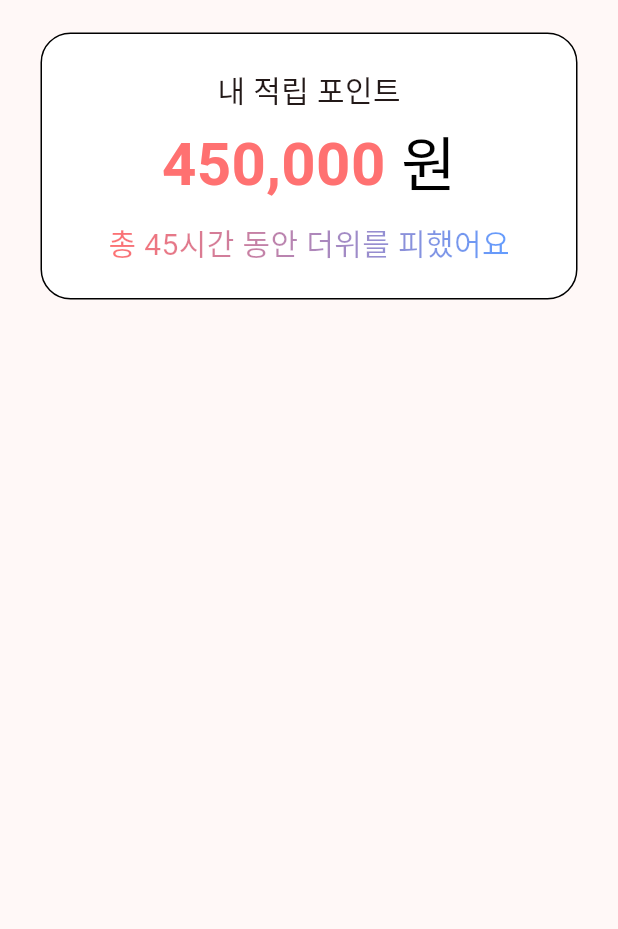
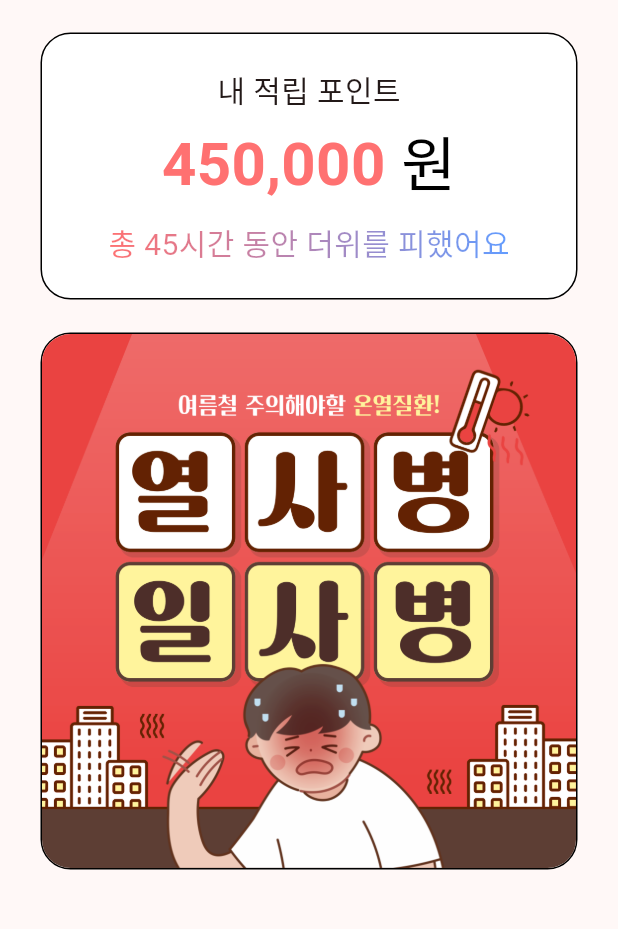
Before and after one commit to kauProjectX/dwph9988-client, a Flutter app: the HomeScreen screen opened directly, on a phone screen of 412 x 824 dp, the part 146-1075 px from its top. Run offline on Flutter 3.47's test engine with Material 3 defaults, Android fonts, the phone set to English and light mode, and no system bars; our stand-ins replace flutter_svg, get, lucide_icons_flutter; Roboto replaces fonts that are missing (Gmarket Sans).

Commit message:
feat: 카드뉴스 추가

```diff
--- a/lib/screens/home_screen.dart
+++ b/lib/screens/home_screen.dart
@@ -17,6 +17,8 @@ class HomeScreen extends StatelessWidget {
             _buildLogo(),
             const SizedBox(height: 22),
             _buildPoint(),
+            const SizedBox(height: 22),
+            _buildCardNews(),
           ],
         ),
       ),
@@ -80,4 +82,19 @@ class HomeScreen extends StatelessWidget {
       ),
     );
   }
+
+  Widget _buildCardNews() {
+    return Container(
+      margin: const EdgeInsets.symmetric(horizontal: 27),
+      decoration: BoxDecoration(
+        color: Colors.white,
+        borderRadius: BorderRadius.circular(20),
+        border: Border.all(color: Colors.black, width: 1),
+      ),
+      child: ClipRRect(
+        borderRadius: BorderRadius.circular(19),
+        child: Image.asset('assets/images/card_news.png'),
+      ),
+    );
+  }
 }
```
Also changed, not shown: assets/images/card_news.png (added).
